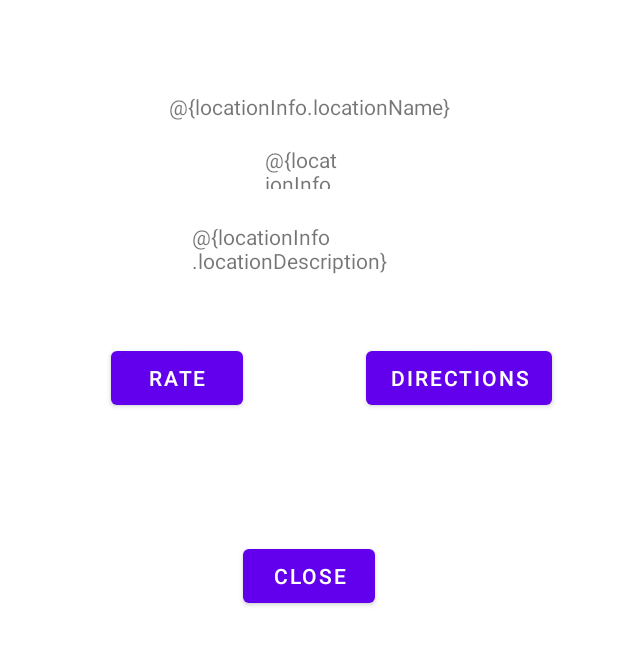
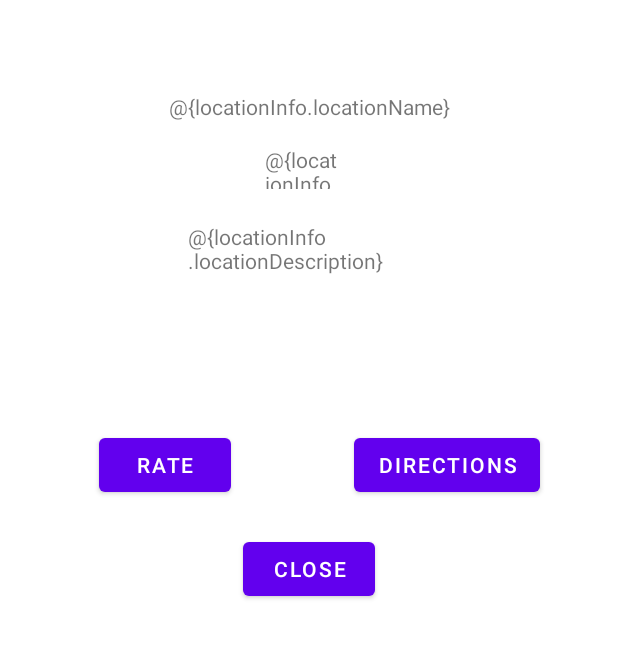
Before and after one commit to awrose/CISCx82Got2Go, an Android app: the layout marker1_info.xml on its own in the app's theme, with its tools: preview values and no code run, on a phone screen of 412 x 824 dp. Shown: the top 645 px of the screen. Run offline under Robolectric (Android 15) with nearby library versions, the phone set to English and light mode, and no system bars.

Commit message:
so far... Pull information from firebase and add markers based on that information Push information when you add a bathrom Customize the popup when you click on a bathroom

```diff
--- a/app/src/main/res/layout/marker1_info.xml
+++ b/app/src/main/res/layout/marker1_info.xml
@@ -32,8 +32,8 @@
 
     <TextView
         android:id="@+id/buildingDescriptionInfo"
-        android:layout_width="156dp"
-        android:layout_height="58dp"
+        android:layout_width="162dp"
+        android:layout_height="94dp"
         android:layout_marginTop="22dp"
         android:text="@{locationInfo.locationDescription}"
         app:layout_constraintEnd_toEndOf="parent"
@@ -46,11 +46,12 @@
         android:layout_width="wrap_content"
         android:layout_height="wrap_content"
         android:layout_marginStart="73dp"
-        android:layout_marginTop="22dp"
+        android:layout_marginTop="44dp"
         android:layout_marginEnd="82dp"
         android:gravity="center"
         android:text="Rate"
         app:layout_constraintEnd_toStartOf="@+id/directionsBtn"
+        app:layout_constraintHorizontal_bias="1.0"
         app:layout_constraintStart_toStartOf="parent"
         app:layout_constraintTop_toBottomOf="@+id/buildingDescriptionInfo" />
 
@@ -58,8 +59,8 @@
         android:id="@+id/directionsBtn"
         android:layout_width="wrap_content"
         android:layout_height="wrap_content"
-        android:layout_marginTop="22dp"
-        android:layout_marginEnd="44dp"
+        android:layout_marginTop="44dp"
+        android:layout_marginEnd="52dp"
         android:gravity="center"
         android:text="Directions"
         app:layout_constraintEnd_toEndOf="parent"
@@ -75,9 +76,10 @@
         android:text="close"
         app:layout_constraintBottom_toBottomOf="parent"
         app:layout_constraintEnd_toEndOf="parent"
-        app:layout_constraintHorizontal_bias="0.5"
+        app:layout_constraintHorizontal_bias="0.501"
         app:layout_constraintStart_toStartOf="parent"
-        app:layout_constraintTop_toBottomOf="@+id/buildingDescriptionInfo" />
+        app:layout_constraintTop_toBottomOf="@+id/buildingDescriptionInfo"
+        app:layout_constraintVertical_bias="0.0" />
 
 
 </androidx.constraintlayout.widget.ConstraintLayout>
```
Also changed, not shown: app/src/main/java/com/example/ciscx82got2go/MapsActivity.java (+28 -7 lines), app/src/main/res/layout/new_bathroom_input.xml (+8 -8 lines).
